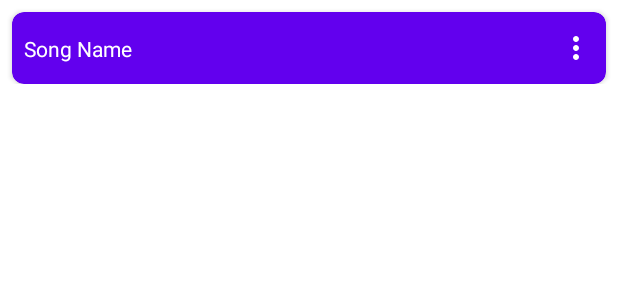
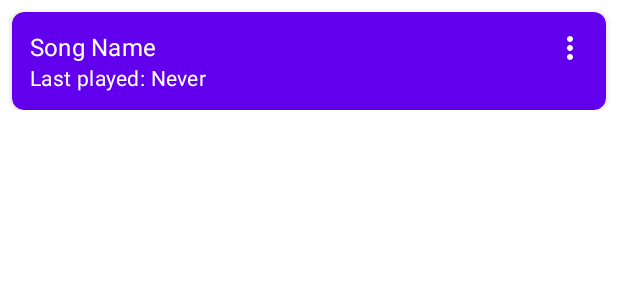
Before and after one commit to const703/guitar-songs-list, an Android app: the layout songs_list_row.xml on its own in the app's theme, with its tools: preview values and no code run, on a phone screen of 412 x 824 dp. Shown: the top 300 px of the screen. Run offline under Robolectric (Android 15) with nearby library versions, the phone set to English and light mode, and no system bars.

Commit message:
Add options to select the date when a song was last played, display the date in the song card

```diff
--- a/app/src/main/res/layout/songs_list_row.xml
+++ b/app/src/main/res/layout/songs_list_row.xml
@@ -7,12 +7,13 @@
 
     <androidx.cardview.widget.CardView
         android:layout_width="match_parent"
-        android:layout_height="48dp"
+        android:layout_height="wrap_content"
         android:layout_marginStart="8dp"
         android:layout_marginTop="8dp"
         android:layout_marginEnd="8dp"
         app:cardBackgroundColor="@color/purple_500"
         app:cardCornerRadius="8dp"
+        app:contentPadding="12dp"
         app:layout_constraintBottom_toBottomOf="parent"
         app:layout_constraintEnd_toEndOf="parent"
         app:layout_constraintStart_toStartOf="parent"
@@ -22,24 +23,42 @@
             android:layout_width="match_parent"
             android:layout_height="match_parent">
 
+            <LinearLayout
+                android:layout_width="match_parent"
+                android:layout_height="wrap_content"
+                android:orientation="vertical"
+                app:layout_constraintBottom_toBottomOf="parent"
+                app:layout_constraintTop_toTopOf="parent">
+
                 <TextView
                     android:id="@+id/song_name_text"
+                    style="@style/TextAppearance.MaterialComponents.Subtitle1"
                     android:layout_width="wrap_content"
                     android:layout_height="wrap_content"
-                android:layout_marginStart="8dp"
                     android:textColor="@color/white"
                     app:layout_constraintBottom_toBottomOf="parent"
                     app:layout_constraintStart_toStartOf="parent"
                     app:layout_constraintTop_toTopOf="parent"
                     tools:text="Song Name" />
 
+                <TextView
+                    android:id="@+id/last_played_text"
+                    style="@style/TextAppearance.MaterialComponents.Body2"
+                    android:layout_width="wrap_content"
+                    android:layout_height="wrap_content"
+                    android:textColor="@color/white"
+                    app:layout_constraintBottom_toBottomOf="parent"
+                    app:layout_constraintStart_toStartOf="parent"
+                    app:layout_constraintTop_toTopOf="parent"
+                    tools:text="Last played: Never" />
+            </LinearLayout>
+
+
             <ImageButton
                 android:id="@+id/more_button"
                 android:layout_width="wrap_content"
                 android:layout_height="wrap_content"
-                android:layout_marginEnd="8dp"
                 android:background="@android:color/transparent"
-                app:layout_constraintBottom_toBottomOf="parent"
                 app:layout_constraintEnd_toEndOf="parent"
                 app:layout_constraintTop_toTopOf="parent"
                 app:srcCompat="@drawable/more_vertical_icon" />
--- a/app/src/main/res/values/strings.xml
+++ b/app/src/main/res/values/strings.xml
@@ -2,4 +2,6 @@
     <string name="app_name">Guitar Songs List</string>
     <string name="add_action_title">Add a new song</string>
     <string name="delete_action_title">Delete</string>
+    <string name="mark_as_just_played_action_title">Mark as just played</string>
+    <string name="choose_last_played_time_action_title">Choose last played time</string>
 </resources>
```
Also changed, not shown: app/src/main/java/com/konst/guitarsongslist/SongsAdapter.kt (+55 -0 lines), app/src/main/res/menu/song_menu.xml (+8 -0 lines). Lines whose indentation alone changed are shown as unchanged.
